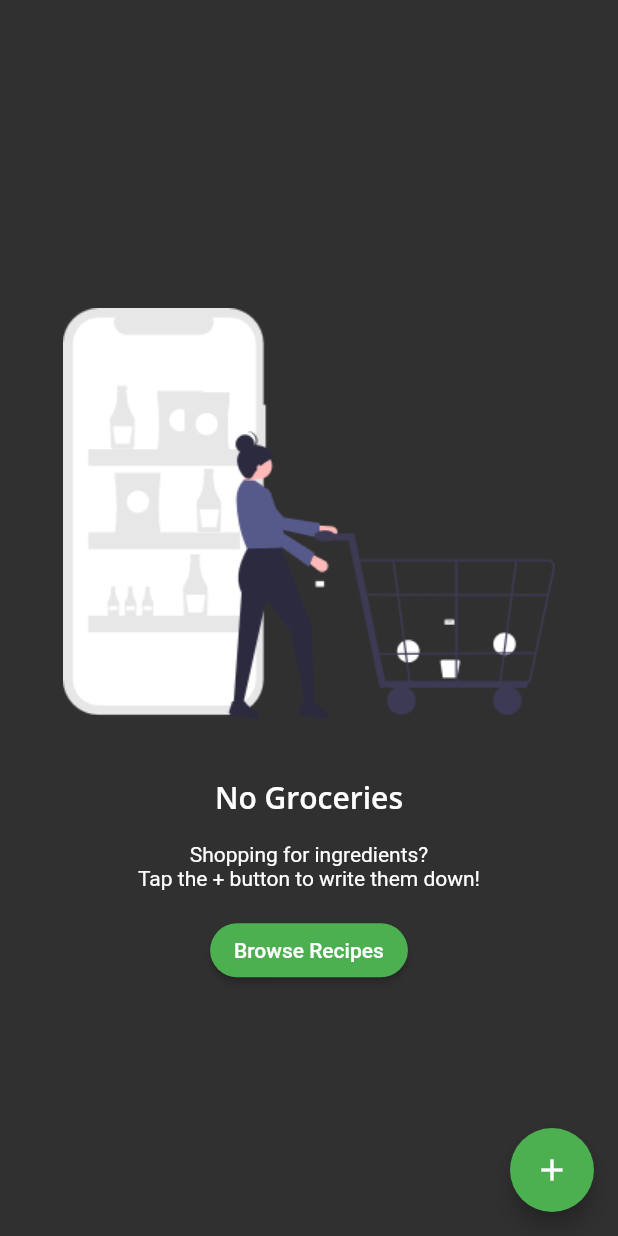
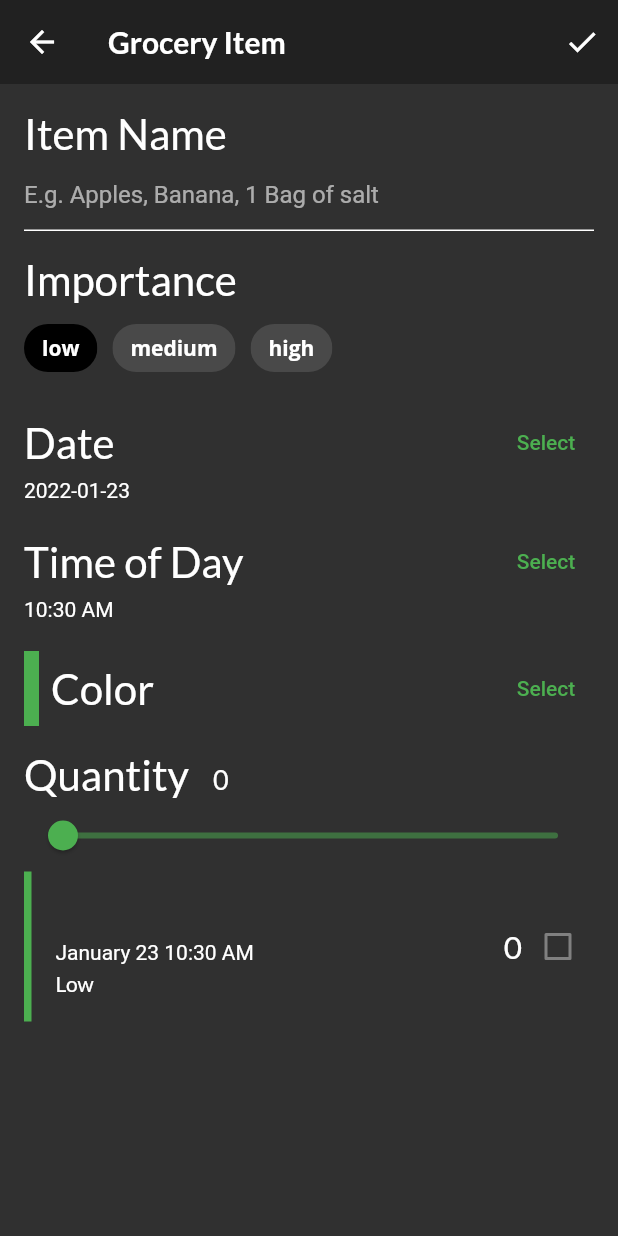
Before and after one commit to othmanekahtal/fooderlich-flutter-app, a Flutter app: the GroceryScreen screen opened directly, after a tap on the "add" icon, on a phone screen of 412 x 824 dp. Run offline on Flutter 3.47's test engine with Material 2 defaults, Android fonts, the phone set to English and light mode, and no system bars; our stand-ins replace flutter_colorpicker, google_fonts; project files that could hold a hidden picture were left out.

Commit message:
add Grocery item is done (only UI)

```diff
--- /dev/null
+++ b/lib/components/grocery_tile.dart
@@ -0,0 +1,112 @@
+import 'package:flutter/material.dart';
+import 'package:google_fonts/google_fonts.dart';
+import 'package:intl/intl.dart';
+import '../models/grocery_item.dart';
+
+class GroceryTile extends StatelessWidget {
+// 1
+  final GroceryItem item;
+// 2
+  final Function(bool?)? onComplete;
+// 3
+  final TextDecoration textDecoration;
+// 4
+  GroceryTile({
+    Key? key,
+    required this.item,
+    this.onComplete,
+  })  : textDecoration =
+            item.isComplete ? TextDecoration.lineThrough : TextDecoration.none,
+        super(key: key);
+  @override
+  Widget build(BuildContext context) {
+// TODO 21: Change this Widget
+    return Container(
+        height: 100.0,
+        child: Row(
+          mainAxisAlignment: MainAxisAlignment.spaceBetween,
+          children: [
+            Row(
+              children: [
+// 2
+                Container(width: 5.0, color: item.color),
+// 3
+                const SizedBox(width: 16.0),
+// 4
+                Column(
+                  mainAxisAlignment: MainAxisAlignment.center,
+                  crossAxisAlignment: CrossAxisAlignment.start,
+                  children: [
+// 5
+                    Text(
+                      item.name,
+                      style: GoogleFonts.lato(
+                        decoration: textDecoration,
+                        fontSize: 21.0,
+                        fontWeight: FontWeight.bold,
+                      ),
+                    ),
+                    const SizedBox(height: 4.0),
+                    buildDate(),
+                    const SizedBox(height: 4.0),
+                    buildImportance(),
+                  ],
+                ),
+              ],
+            ),
+// 6
+            Row(
+              children: [
+// 7
+                Text(
+                  item.quantity.toString(),
+                  style: GoogleFonts.lato(
+                      decoration: textDecoration, fontSize: 21.0),
+                ),
+// 8
+                buildCheckbox(),
+              ],
+            ),
+          ],
+        ));
+  }
+
+  Widget buildImportance() {
+    if (item.importance == Importance.low) {
+      return Text('Low', style: GoogleFonts.lato(decoration: textDecoration));
+    } else if (item.importance == Importance.medium) {
+      return Text('Medium',
+          style: GoogleFonts.lato(
+              fontWeight: FontWeight.w800, decoration: textDecoration));
+    } else if (item.importance == Importance.high) {
+      return Text(
+        'High',
+        style: GoogleFonts.lato(
+          color: Colors.red,
+          fontWeight: FontWeight.w900,
+          decoration: textDecoration,
+        ),
+      );
+    } else {
+      throw Exception('This importance type does not exist');
+    }
+  }
+
+  Widget buildDate() {
+    final dateFormatter = DateFormat('MMMM dd h:mm a');
+    final dateString = dateFormatter.format(item.date);
+    return Text(
+      dateString,
+      style: TextStyle(decoration: textDecoration),
+    );
+  }
+
+  Widget buildCheckbox() {
+    return Checkbox(
+// 1
+      value: item.isComplete,
+// 2
+      onChanged: onComplete,
+    );
+  }
+}
--- a/lib/screens/grocery_item_screen.dart
+++ b/lib/screens/grocery_item_screen.dart
@@ -0,0 +1,452 @@
+import 'dart:ui';
+
+import 'package:google_fonts/google_fonts.dart';
+import 'package:flutter/material.dart';
+import 'package:flutter_colorpicker/flutter_colorpicker.dart';
+import 'package:intl/intl.dart';
+import 'package:uuid/uuid.dart';
+import '../components/grocery_tile.dart';
+import '../models/models.dart';
+
+class GroceryItemScreen extends StatefulWidget {
+// 1
+  final Function(GroceryItem) onCreate;
+// 2
+  final Function(GroceryItem) onUpdate;
+// 3
+  final GroceryItem? originalItem;
+// 4
+  final bool isUpdating;
+  const GroceryItemScreen({
+    Key? key,
+    required this.onCreate,
+    required this.onUpdate,
+    this.originalItem,
+  })  : isUpdating = (originalItem != null),
+        super(key: key);
+  @override
+  _GroceryItemScreenState createState() => _GroceryItemScreenState();
+}
+
+class _GroceryItemScreenState extends State<GroceryItemScreen> {
+  final _nameController = TextEditingController();
+  String _name = '';
+  Importance _importance = Importance.low;
+  DateTime _dueDate = DateTime.now();
+  TimeOfDay _timeOfDay = TimeOfDay.now();
+  Color _currentColor = Colors.green;
+  int _currentSliderValue = 0;
+  bool _isCompleted = false;
+  void initState() {
+    super.initState();
+// 1
+    final originalItem = widget.originalItem;
+    if (originalItem != null) {
+      _isCompleted = originalItem.isComplete;
+      _nameController.text = originalItem.name;
+      _name = originalItem.name;
+      _currentSliderValue = originalItem.quantity;
+      _importance = originalItem.importance;
+      _currentColor = originalItem.color;
+      final date = originalItem.date;
+      _timeOfDay = TimeOfDay(hour: date.hour, minute: date.minute);
+      _dueDate = date;
+    }
+    _nameController.addListener(() {
+      setState(() {
+        _name = _nameController.text;
+      });
+    });
+  }
+
+  @override
+  void dispose() {
+    _nameController.dispose();
+    super.dispose();
+  }
+
+  @override
+  Widget build(BuildContext context) {
+// TODO 12: Add GroceryItemScreen Scaffold
+    // 1
+    return Scaffold(
+// 2
+      appBar: AppBar(
+        actions: [
+          IconButton(
+            icon: const Icon(Icons.check),
+            onPressed: () {
+// 1
+              final groceryItem = GroceryItem(
+                isComplete: _isCompleted,
+                id: widget.originalItem?.id ?? const Uuid().v1(),
+                name: _nameController.text,
+                importance: _importance,
+                color: _currentColor,
+                quantity: _currentSliderValue,
+                date: DateTime(
+                  _dueDate.year,
+                  _dueDate.month,
+                  _dueDate.day,
+                  _timeOfDay.hour,
+                  _timeOfDay.minute,
+                ),
+              );
+              if (widget.isUpdating) {
+// 2
+                widget.onUpdate(groceryItem);
+              } else {
+// 3
+                widget.onCreate(groceryItem);
+              }
+            },
+          )
+        ],
+// 3
+        elevation: 0.0,
+// 4
+        title: Text(
+          'Grocery Item',
+          style: GoogleFonts.lato(fontWeight: FontWeight.w600),
+        ),
+      ),
+// 5
+      body: Container(
+        padding: const EdgeInsets.all(16.0),
+        child: ListView(
+          children: [
+            buildNameField(),
+            const SizedBox(
+              height: 15,
+            ),
+            buildImportanceField(),
+            const SizedBox(
+              height: 15,
+            ),
+            buildDateField(context),
+            const SizedBox(
+              height: 15,
+            ),
+            buildTimeField(context),
+            const SizedBox(
+              height: 20,
+            ),
+            buildColorPicker(context),
+            const SizedBox(
+              height: 15,
+            ),
+            buildQuantityField(),
+            GroceryTile(
+              item: GroceryItem(
+                isComplete: _isCompleted,
+                id: 'previewMode',
+                name: _name,
+                importance: _importance,
+                color: _currentColor,
+                quantity: _currentSliderValue,
+                date: DateTime(
+                  _dueDate.year,
+                  _dueDate.month,
+                  _dueDate.day,
+                  _timeOfDay.hour,
+                  _timeOfDay.minute,
+                ),
+              ),
+            ),
+          ],
+        ),
+      ),
+    );
+  }
+
+  Widget buildNameField() {
+// 1
+    return Column(
+// 2
+      crossAxisAlignment: CrossAxisAlignment.start,
+      children: [
+// 3
+        Text(
+          'Item Name',
+          style: GoogleFonts.lato(fontSize: 28.0),
+        ),
+// 4
+        TextField(
+// 5
+          controller: _nameController,
+// 6
+          cursorColor: _currentColor,
+// 7
+          decoration: InputDecoration(
+// 8
+            hintText: 'E.g. Apples, Banana, 1 Bag of salt',
+// 9
+            enabledBorder: const UnderlineInputBorder(
+              borderSide: BorderSide(color: Colors.white),
+            ),
+            focusedBorder: UnderlineInputBorder(
+              borderSide: BorderSide(color: _currentColor),
+            ),
+            border: UnderlineInputBorder(
+              borderSide: BorderSide(color: _currentColor),
+            ),
+          ),
+        ),
+      ],
+    );
+  }
+
+  Widget buildImportanceField() {
+// 1
+    return Column(
+      crossAxisAlignment: CrossAxisAlignment.start,
+      children: [
+// 2
+        Text(
+          'Importance',
+          style: GoogleFonts.lato(fontSize: 28.0),
+        ),
+// 3
+        const SizedBox(
+          height: 5,
+        ),
+        Wrap(
+          spacing: 10.0,
+          children: [
+// 4
+            ChoiceChip(
+// 5
+              selectedColor: Colors.black,
+// 6
+              selected: _importance == Importance.low,
+              label: const Text(
+                'low',
+                style: TextStyle(color: Colors.white),
+              ),
+// 7
+              onSelected: (selected) {
+                setState(() => _importance = Importance.low);
+              },
+            ),
+            ChoiceChip(
+              selectedColor: Colors.black,
+              selected: _importance == Importance.medium,
+              label: const Text(
+                'medium',
+                style: TextStyle(color: Colors.white),
+              ),
+              onSelected: (selected) {
+                setState(() => _importance = Importance.medium);
+              },
+            ),
+            ChoiceChip(
+              selectedColor: Colors.black,
+              selected: _importance == Importance.high,
+              label: const Text(
+                'high',
+                style: TextStyle(color: Colors.white),
+              ),
+              onSelected: (selected) {
+                setState(() => _importance = Importance.high);
+              },
+            ),
+          ],
+        ),
+      ],
+    );
+  }
+
+  Widget buildDateField(BuildContext context) {
+// 1
+    return Column(
+      crossAxisAlignment: CrossAxisAlignment.start,
+      children: [
+// 2
+        Row(
+// 3
+          mainAxisAlignment: MainAxisAlignment.spaceBetween,
+          children: [
+// 4
+            Text(
+              'Date',
+              style: GoogleFonts.lato(fontSize: 28.0),
+            ),
+// 5
+            TextButton(
+              child: Text(
+                'Select',
+                style: TextStyle(color: _currentColor),
+              ),
+// 6
+              onPressed: () async {
+                final currentDate = DateTime.now();
+// 7
+                final selectedDate = await showDatePicker(
+                  context: context,
+                  initialDate: currentDate,
+                  firstDate: currentDate,
+                  lastDate: DateTime(currentDate.year + 5),
+                );
+// 8
+                setState(() {
+                  if (selectedDate != null) {
+                    _dueDate = selectedDate;
+                  }
+                });
+              },
+            ),
+          ],
+        ),
+// 9
+        Text('${DateFormat('yyyy-MM-dd').format(_dueDate)}'),
+      ],
+    );
+  }
+
+  Widget buildTimeField(BuildContext context) {
+    return Column(
+      crossAxisAlignment: CrossAxisAlignment.start,
+      children: [
+        Row(
+          mainAxisAlignment: MainAxisAlignment.spaceBetween,
+          children: [
+            Text(
+              'Time of Day',
+              style: GoogleFonts.lato(fontSize: 28.0),
+            ),
+            TextButton(
+              child: Text(
+                'Select',
+                style: TextStyle(color: _currentColor),
+              ),
+              onPressed: () async {
+// 1
+                final timeOfDay = await showTimePicker(
+// 2
+                  initialTime: TimeOfDay.now(),
+                  context: context,
+                );
+// 3
+                setState(() {
+                  if (timeOfDay != null) {
+                    _timeOfDay = timeOfDay;
+                  }
+                });
+              },
+            ),
+          ],
+        ),
+        Text('${_timeOfDay.format(context)}'),
+      ],
+    );
+  }
+
+  Widget buildColorPicker(BuildContext context) {
+// 1
+    return Row(
+      mainAxisAlignment: MainAxisAlignment.spaceBetween,
+      children: [
+// 2
+        Row(
+          children: [
+            Container(
+              height: 50.0,
+              width: 10.0,
+              color: _currentColor,
+            ),
+            const SizedBox(width: 8.0),
+            Text(
+              'Color',
+              style: GoogleFonts.lato(fontSize: 28.0),
+            ),
+          ],
+        ),
+// 3
+        TextButton(
+          child: Text(
+            'Select',
+            style: TextStyle(color: _currentColor),
+          ),
+          onPressed: () {
+// 4
+            showDialog(
+              context: context,
+              builder: (context) {
+// 5
+                return AlertDialog(
+                  content: BlockPicker(
+                    pickerColor: Colors.white,
+// 6
+                    onColorChanged: (color) {
+                      setState(() => _currentColor = color);
+                    },
+                  ),
+                  actions: [
+// 7
+                    TextButton(
+                      child: Text(
+                        'Save',
+                        style: TextStyle(color: _currentColor),
+                      ),
+                      onPressed: () {
+                        Navigator.of(context).pop();
+                      },
+                    ),
+                  ],
+                );
+              },
+            );
+          },
+        )
+      ],
+    );
+  }
+
+  Widget buildQuantityField() {
+// 1
+    return Column(
+      crossAxisAlignment: CrossAxisAlignment.start,
+      children: [
+// 2
+        Row(
+          crossAxisAlignment: CrossAxisAlignment.baseline,
+          textBaseline: TextBaseline.alphabetic,
+          children: [
+            Text(
+              'Quantity',
+              style: GoogleFonts.lato(fontSize: 28.0),
+            ),
+            const SizedBox(width: 16.0),
+            Text(
+              _currentSliderValue.toInt().toString(),
+              style: GoogleFonts.lato(fontSize: 18.0),
+            ),
+          ],
+        ),
+// 3
+        Slider(
+// 4
+          inactiveColor: _currentColor.withOpacity(0.5),
+          activeColor: _currentColor,
+// 5
+          value: _currentSliderValue.toDouble(),
+// 6
+          min: 0.0,
+          max: 100.0,
+// 7
+          divisions: 100,
+// 8
+          label: _currentSliderValue.toInt().toString(),
+// 9
+          onChanged: (double value) {
+            setState(
+              () {
+                _currentSliderValue = value.toInt();
+              },
+            );
+          },
+        )
+      ],
+    );
+  }
+}
--- a/lib/screens/grocery_screen.dart
+++ b/lib/screens/grocery_screen.dart
@@ -2,6 +2,7 @@ import 'package:flutter/material.dart';
 import 'empty_grocery_screen.dart';
 import 'package:provider/provider.dart';
 import '../models/models.dart';
+import 'grocery_item_screen.dart';
 
 class GroceryScreen extends StatelessWidget {
   const GroceryScreen({Key? key}) : super(key: key);
@@ -13,7 +14,21 @@ class GroceryScreen extends StatelessWidget {
       floatingActionButton: FloatingActionButton(
         child: const Icon(Icons.add),
         onPressed: () {
-// TODO 11: Present GroceryItemScreen
+          final manager = Provider.of<GroceryManager>(context, listen: false);
+          Navigator.push(
+            context,
+            MaterialPageRoute(
+// 4
+              builder: (context) => GroceryItemScreen(
+                onCreate: (item) {
+                  manager.addItem(item);
+// 7
+                  Navigator.pop(context);
+                },
+                onUpdate: (item) {},
+              ),
+            ),
+          );
         },
       ),
 // 7
```
